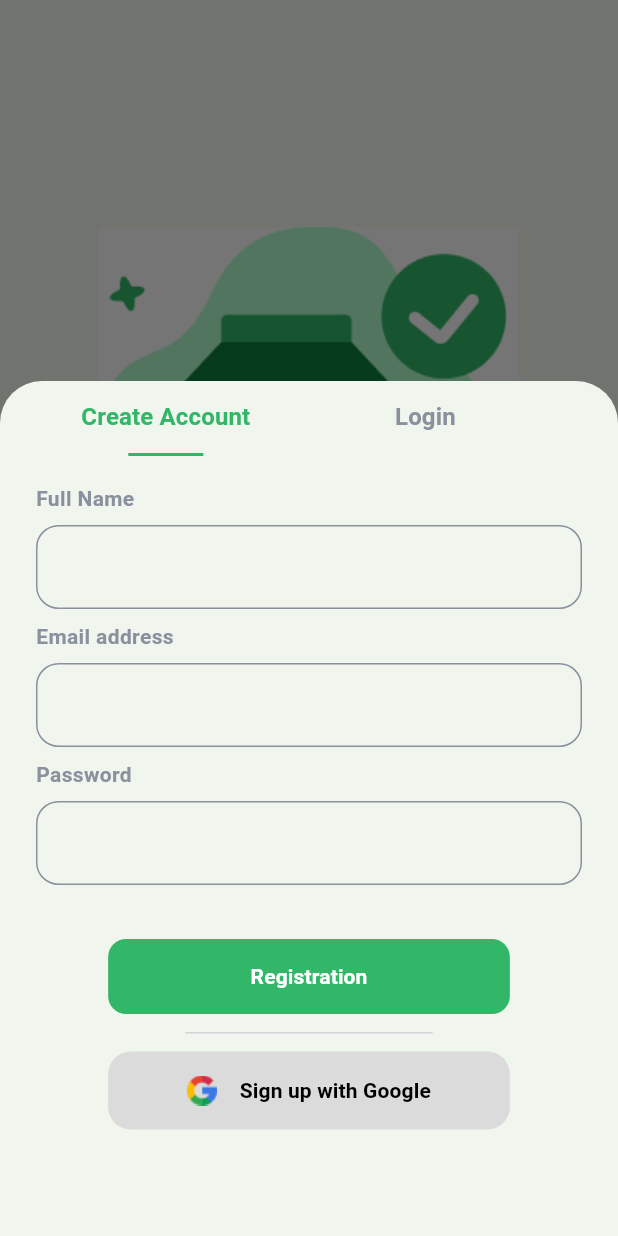
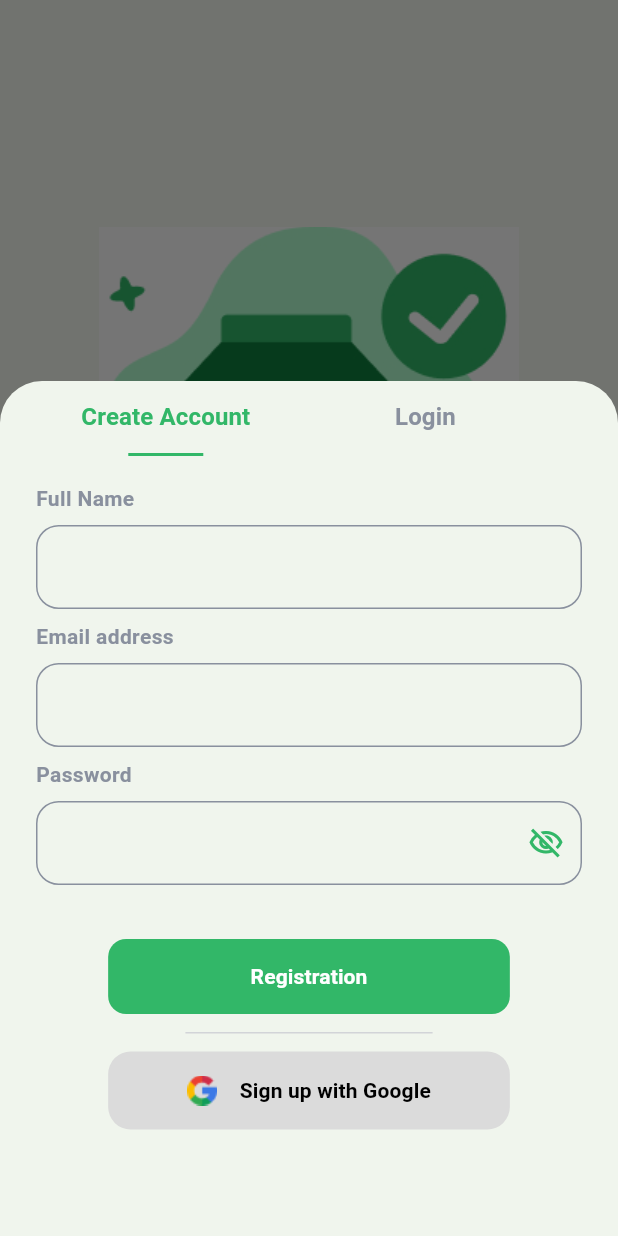
Before and after one commit to MinaYasser100/Re, a Flutter app: the screen it shows after launch, after a tap on "Create Account", on a phone screen of 412 x 824 dp. Run offline on Flutter 3.47's test engine with Material 3 defaults, Android fonts, the phone set to English and light mode, and no system bars; our stand-ins replace firebase_auth, firebase_core, flutter_bloc; accounts and stored records are empty.

Commit message:
do obscure password in create account

```diff
--- /dev/null
+++ b/lib/features/create_account_view/presentation/manager/create_account_cubit/create_account_cubit.dart
@@ -0,0 +1,18 @@
+import 'package:flutter/material.dart';
+import 'package:flutter_bloc/flutter_bloc.dart';
+part 'create_account_state.dart';
+
+class CreateAccountCubit extends Cubit<CreateAccountState> {
+  CreateAccountCubit() : super(CreateAccountInitial());
+
+  IconData suffixIcon = Icons.visibility_off_outlined;
+  bool obscurePassword = true;
+
+  void changeShowPassword() {
+    obscurePassword = !obscurePassword;
+    suffixIcon = obscurePassword == true
+        ? Icons.visibility_off_outlined
+        : Icons.visibility_outlined;
+    emit(CreateAccounCubitChangeObscurePassword());
+  }
+}
--- /dev/null
+++ b/lib/features/create_account_view/presentation/manager/create_account_cubit/create_account_state.dart
@@ -0,0 +1,8 @@
+part of 'create_account_cubit.dart';
+
+@immutable
+sealed class CreateAccountState {}
+
+final class CreateAccountInitial extends CreateAccountState {}
+
+final class CreateAccounCubitChangeObscurePassword extends CreateAccountState {}
--- a/lib/features/create_account_view/presentation/views/create_account_view.dart
+++ b/lib/features/create_account_view/presentation/views/create_account_view.dart
@@ -1,10 +1,7 @@
 import 'package:flutter/material.dart';
-import 'package:restaurant_application/core/widgets/cusrom_divider.dart';
-import 'package:restaurant_application/core/widgets/custom_button_app.dart';
-import 'package:restaurant_application/core/widgets/custom_text_from_field.dart';
-import 'package:restaurant_application/core/widgets/google_button.dart';
-import '../../../../core/functions/email_vaildator.dart';
-import '../../../../core/functions/password_vaildator.dart';
+import 'package:flutter_bloc/flutter_bloc.dart';
+import '../manager/create_account_cubit/create_account_cubit.dart';
+import 'widgets/create_account_bloc_builder.dart';
 
 class CreateAccountView extends StatefulWidget {
   const CreateAccountView({
@@ -31,44 +28,13 @@ class _CreateAccountViewState extends State<CreateAccountView> {
 
   @override
   Widget build(BuildContext context) {
-    return Form(
-      key: formKey,
-      child: Column(
-        crossAxisAlignment: CrossAxisAlignment.center,
-        children: [
-          const SizedBox(height: 18),
-          CustomTextFromField(
-            controller: nameController,
-            textFromName: 'Full Name',
-            validator: (p0) {
-              return 'You must enter your name !';
-            },
-          ),
-          const SizedBox(height: 8),
-          CustomTextFromField(
-            controller: emailController,
-            textFromName: 'Email address',
-            validator: emailValidator,
-          ),
-          const SizedBox(height: 8),
-          CustomTextFromField(
-            controller: passwordController,
-            textFromName: 'Password',
-            validator: passwordVaildator,
-          ),
-          const SizedBox(height: 36),
-          CustomButtonApp(
-            width: MediaQuery.of(context).size.width * 0.65,
-            text: 'Registration',
-            onPressed: () {
-              if (formKey.currentState!.validate()) {}
-            },
-          ),
-          const SizedBox(height: 12),
-          const CustomDivider(),
-          const SizedBox(height: 12),
-          const GoogleButton(),
-        ],
+    return BlocProvider(
+      create: (context) => CreateAccountCubit(),
+      child: CreateAccountBlocBulider(
+        formKey: formKey,
+        nameController: nameController,
+        emailController: emailController,
+        passwordController: passwordController,
       ),
     );
   }
--- /dev/null
+++ b/lib/features/create_account_view/presentation/views/widgets/create_account_bloc_builder.dart
@@ -0,0 +1,85 @@
+import 'package:flutter/material.dart';
+import 'package:flutter_bloc/flutter_bloc.dart';
+import 'package:restaurant_application/core/functions/email_vaildator.dart';
+import 'package:restaurant_application/core/functions/password_vaildator.dart';
+import 'package:restaurant_application/core/widgets/cusrom_divider.dart';
+import 'package:restaurant_application/core/widgets/custom_button_app.dart';
+import 'package:restaurant_application/core/widgets/google_button.dart';
+import '../../../../../core/widgets/custom_text_from_field.dart';
+import '../../manager/create_account_cubit/create_account_cubit.dart';
+
+class CreateAccountBlocBulider extends StatelessWidget {
+  const CreateAccountBlocBulider({
+    super.key,
+    required this.formKey,
+    required this.nameController,
+    required this.emailController,
+    required this.passwordController,
+  });
+
+  final GlobalKey<FormState> formKey;
+  final TextEditingController nameController;
+  final TextEditingController emailController;
+  final TextEditingController passwordController;
+
+  @override
+  Widget build(BuildContext context) {
+    return BlocBuilder<CreateAccountCubit, CreateAccountState>(
+      builder: (context, state) {
+        return Form(
+          key: formKey,
+          child: SingleChildScrollView(
+            child: Column(
+              mainAxisSize: MainAxisSize.min,
+              crossAxisAlignment: CrossAxisAlignment.center,
+              children: [
+                const SizedBox(height: 18),
+                CustomTextFromField(
+                  controller: nameController,
+                  textFromName: 'Full Name',
+                  validator: (p0) {
+                    return 'You must enter your name !';
+                  },
+                ),
+                const SizedBox(height: 8),
+                CustomTextFromField(
+                  controller: emailController,
+                  textFromName: 'Email address',
+                  validator: emailValidator,
+                ),
+                const SizedBox(height: 8),
+                CustomTextFromField(
+                  controller: passwordController,
+                  textFromName: 'Password',
+                  validator: passwordVaildator,
+                  icon: BlocProvider.of<CreateAccountCubit>(context).suffixIcon,
+                  obscureText: BlocProvider.of<CreateAccountCubit>(context)
+                      .obscurePassword,
+                  onPressedSuffixIcon: () {
+                    BlocProvider.of<CreateAccountCubit>(context)
+                        .changeShowPassword();
+                  },
+                ),
+                const SizedBox(height: 36),
+                CustomButtonApp(
+                  width: MediaQuery.of(context).size.width * 0.65,
+                  text: 'Registration',
+                  onPressed: () {
+                    if (formKey.currentState!.validate()) {}
+                  },
+                ),
+                const SizedBox(height: 12),
+                const CustomDivider(),
+                const SizedBox(height: 12),
+                const GoogleButton(),
+                const SizedBox(
+                  height: 20,
+                )
+              ],
+            ),
+          ),
+        );
+      },
+    );
+  }
+}
--- a/lib/features/login_view/presentation/manager/login_cubit/login_cubit_state.dart
+++ b/lib/features/login_view/presentation/manager/login_cubit/login_cubit_state.dart
@@ -15,4 +15,4 @@ final class LoginCubitLoginUserfailure extends LoginState {
   LoginCubitLoginUserfailure({required this.errorMessage});
 }
 
-class LoginCubitChangeObscurePassword extends LoginState {}
+final class LoginCubitChangeObscurePassword extends LoginState {}
--- a/lib/features/splash_view/presentation/views/widgets/bottom_sheet_widget.dart
+++ b/lib/features/splash_view/presentation/views/widgets/bottom_sheet_widget.dart
@@ -38,6 +38,9 @@ class BottomSheetWidget extends StatelessWidget {
               ),
               BlocProvider.of<SplashCubit>(context)
                   .screens[BlocProvider.of<SplashCubit>(context).currentIndex],
+              const SizedBox(
+                height: 200,
+              ),
             ],
           ),
         );
--- a/lib/features/splash_view/presentation/views/widgets/splash_view_bady.dart
+++ b/lib/features/splash_view/presentation/views/widgets/splash_view_bady.dart
@@ -10,6 +10,7 @@ class SplashViewBody extends StatelessWidget {
     Size mediaQuerySize = MediaQuery.of(context).size;
     return Padding(
       padding: const EdgeInsets.symmetric(horizontal: 50),
+      child: SingleChildScrollView(
         child: Column(
           crossAxisAlignment: CrossAxisAlignment.center,
           children: [
@@ -23,6 +24,7 @@ class SplashViewBody extends StatelessWidget {
             ButtonsSectionSplashView(mediaQuerySize: mediaQuerySize),
           ],
         ),
+      ),
     );
   }
 }
```
Lines whose indentation alone changed are shown as unchanged.
